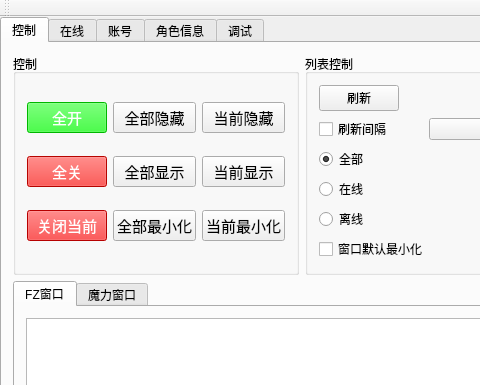
Above: MLAssistTool/MLAssistTool.ui from HBACC0005240/MLAssist before the change; both pictures show x 0 to 480 and y 0 to 385 of the 806 by 577 pixel window. Below: the same form after it.
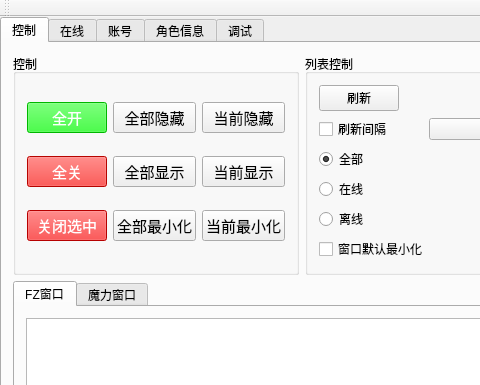
That is the form after the change. Custom widgets are drawn as their Qt base class.

The edit to the form file:
```diff
--- a/MLAssistTool/MLAssistTool.ui
+++ b/MLAssistTool/MLAssistTool.ui
@@ -62,7 +62,7 @@
 color: rgb(255, 255, 255);</string>
                  </property>
                  <property name="text">
-                  <string>关闭当前</string>
+                  <string>关闭选中</string>
                  </property>
                 </widget>
                </item>
```
